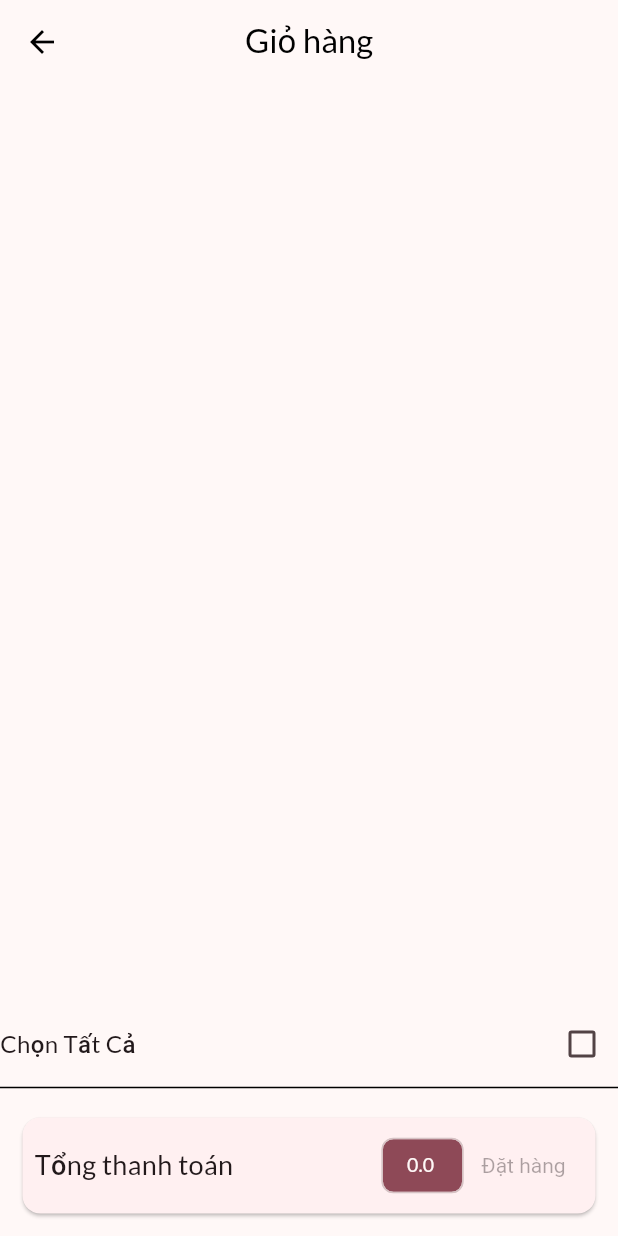
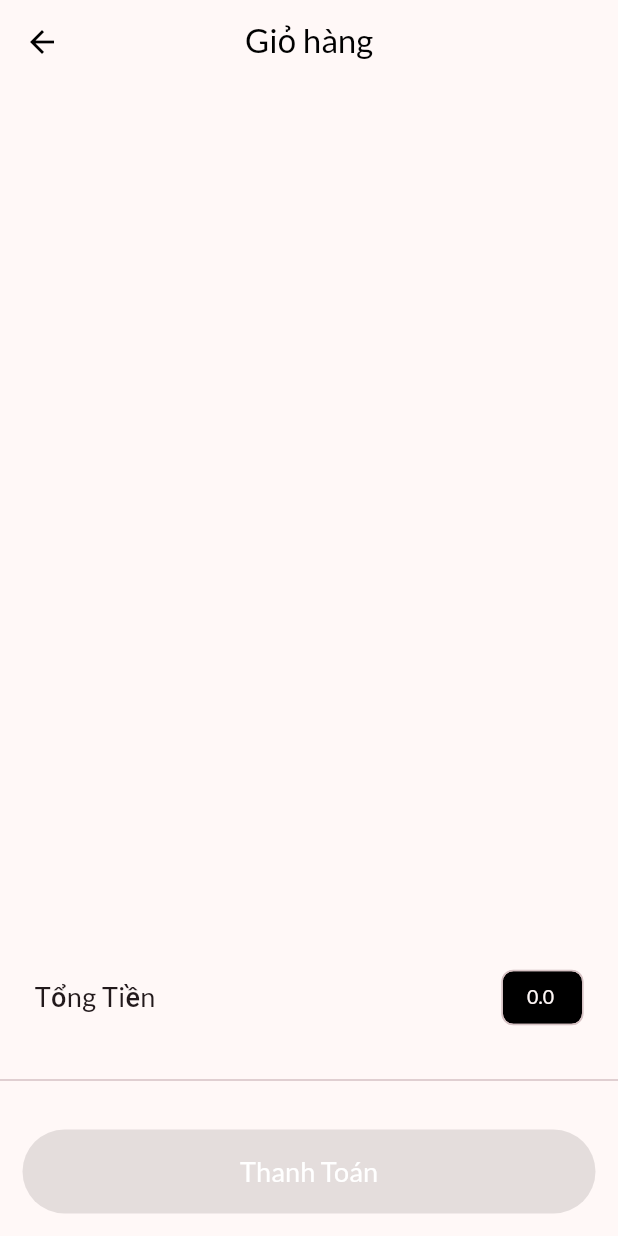
Before and after one commit to lesacIT/my_shop, a Flutter app: the CartScreen screen opened by its route, on a phone screen of 412 x 824 dp. Run offline on Flutter 3.47's test engine with Material 3 defaults, Android fonts, the phone set to English and light mode, and no system bars; our stand-ins replace flutter_dotenv, flutter_rating_bar, shared_preferences; accounts and stored records are empty.

```diff
--- a/lib/main.dart
+++ b/lib/main.dart
@@ -1,7 +1,6 @@
 import 'package:flutter/material.dart';
 import 'package:flutter_dotenv/flutter_dotenv.dart';
 import 'package:myshop/models/order_item.dart';
-import 'package:myshop/ui/cart/cart_screen.dart';
 import 'package:myshop/ui/orderDetails/order_detail_screen.dart';
 import 'package:provider/provider.dart';
 
@@ -23,7 +22,7 @@ class MyApp extends StatelessWidget {
   Widget build(BuildContext context) {
     final colorScheme = ColorScheme.fromSeed(
       seedColor: Color(0xFF820233),
-      secondary: Colors.deepOrange,
+      secondary: Color(0xFFC8273E),
       background: Colors.white,
       surfaceTint: Colors.grey[200],
     );
--- a/lib/ui/cart/cart_item_card.dart
+++ b/lib/ui/cart/cart_item_card.dart
@@ -106,7 +106,6 @@ class ItemInfoCard extends StatelessWidget {
     // );
     return Container(
       margin: EdgeInsets.symmetric(vertical: 5),
-
       child: Row(
         mainAxisAlignment: MainAxisAlignment.spaceBetween,
         children: [
@@ -162,12 +161,12 @@ class ItemInfoCard extends StatelessWidget {
                 CupertinoIcons.minus,
                 color: Colors.green,
               ),
-              SizedBox(width: 20),
+              SizedBox(width: 10),
               Text(
-                "1",
+                '${cartItem.quantity}',
                 style: TextStyle(fontSize: 16, fontWeight: FontWeight.w700),
               ),
-              SizedBox(width: 5),
+              SizedBox(width: 10),
               Icon(
                 CupertinoIcons.plus,
                 color: Color(0xFFC8273E),
--- a/lib/ui/cart/cart_screen.dart
+++ b/lib/ui/cart/cart_screen.dart
@@ -27,57 +27,42 @@ class CartScreen extends StatelessWidget {
         children: <Widget>[
           SizedBox(height: 20),
           Expanded(
-            child: buildCartDetails(cart), // Đưa buildCartDetails lên đầu
+            child: buildCartDetails(cart),
           ),
-
-          const SizedBox(
-            height: 10,
-          ),
-          SizedBox(height: 20),
-          Row(
-            mainAxisAlignment: MainAxisAlignment.spaceBetween,
-            children: [
-              Text(
-                "Chọn Tất Cả",
-                style: TextStyle(
-                  fontSize: 16,
-                  fontWeight: FontWeight.w500,
-                ),
-              ),
-              Checkbox(
-                splashRadius: 20,
-                activeColor: Color(0xFFC8273E),
-                value: false,
-                onChanged: (val) {},
-              )
-            ],
-          ),
-          Divider(
-            height: 10,
-            thickness: 1,
-            color: Colors.black,
-          ),
-          buildCart(cart, context), // Đưa buildCart xuống dưới
+          const SizedBox(height: 10),
+          // Divider(
+          //   height: 10,
+          //   thickness: 1,
+          //   color: Colors.black,
+          // ),
+          buildTotalAmount(cart, context),
+          Divider(),
+          SizedBox(height: 10),
+          buildOrderButton(cart, context),
         ],
       ),
     );
   }
 
   Widget buildCartDetails(CartManager cart) {
-    return ListView(
-      children: cart.productEntries
-          .map(
-            (entry) => CartItemCard(
+    return ListView.builder(
+      itemCount: cart.productEntries.length,
+      itemBuilder: (context, index) {
+        final entry = cart.productEntries.elementAt(index);
+        return Padding(
+          padding: const EdgeInsets.symmetric(
+              vertical: 10.0), // Khoảng cách dọc giữa các sản phẩm
+          child: CartItemCard(
             productId: entry.key,
             cardItem: entry.value,
           ),
-          )
-          .toList(),
+        );
+      },
     );
   }
 
-  Widget buildCart(CartManager cart, BuildContext context) {
-    return Card(
+  Widget buildTotalAmount(CartManager cart, BuildContext context) {
+    return Container(
       margin: const EdgeInsets.all(15),
       child: Padding(
         padding: const EdgeInsets.all(8),
@@ -85,7 +70,7 @@ class CartScreen extends StatelessWidget {
           mainAxisAlignment: MainAxisAlignment.spaceBetween,
           children: <Widget>[
             const Text(
-              'Tổng thanh toán',
+              'Tổng Tiền',
               style: TextStyle(
                 fontSize: 18,
                 fontWeight: FontWeight.w500,
@@ -100,9 +85,18 @@ class CartScreen extends StatelessWidget {
                   fontSize: 13,
                 ),
               ),
-              backgroundColor: Theme.of(context).colorScheme.primary,
+              backgroundColor: Colors.black,
             ),
-            TextButton(
+          ],
+        ),
+      ),
+    );
+  }
+
+  Widget buildOrderButton(CartManager cart, BuildContext context) {
+    return Padding(
+      padding: const EdgeInsets.all(15),
+      child: ElevatedButton(
         onPressed: cart.totalAmount <= 0
             ? null
             : () async {
@@ -116,25 +110,27 @@ class CartScreen extends StatelessWidget {
                   print("có lỗi nè");
                 }
               },
-              style: TextButton.styleFrom(
-                textStyle: TextStyle(color: Theme.of(context).primaryColor),
+        style: ElevatedButton.styleFrom(
+          backgroundColor: Color(0xFFC8273E),
+          minimumSize: Size(double.infinity, 50), // Kích thước cho nút
         ),
-              child: const Text('Đặt hàng'),
+        child: Padding(
+          padding: const EdgeInsets.symmetric(vertical: 15),
+          child: Text(
+            'Thanh Toán',
+            style:
+                TextStyle(fontSize: 18, color: Colors.white), // Cỡ chữ cho nút
           ),
-          ],
         ),
       ),
     );
   }
 
   String formatNumber(int number) {
-    String formattedNumber =
-        number.toString(); // Giữ lại 3 chữ số sau dấu thập phân
+    String formattedNumber = number.toString();
     formattedNumber = formattedNumber.replaceAllMapped(
-        RegExp(
-            r'(\d{1,3})(?=(\d{3})+(?!\d))'), // Tìm mỗi chuỗi 3 chữ số không có chữ số nào theo sau
-        (Match match) =>
-            '${match[1]},'); // Thêm dấu chấm sau mỗi chuỗi 3 chữ số
+        RegExp(r'(\d{1,3})(?=(\d{3})+(?!\d))'),
+        (Match match) => '${match[1]},');
     return formattedNumber;
   }
 
--- a/lib/ui/products/product_detail_screen.dart
+++ b/lib/ui/products/product_detail_screen.dart
@@ -42,6 +42,7 @@ class ProductDetailScreen extends StatefulWidget {
 class _ProductDetailScreenState extends State<ProductDetailScreen> {
   int _quantity = 1;
   List<String> images = List.generate(5, (index) => "images/image2.jpg");
+
   @override
   Widget build(BuildContext context) {
     return SafeArea(
```
Lines whose indentation alone changed are shown as unchanged.
